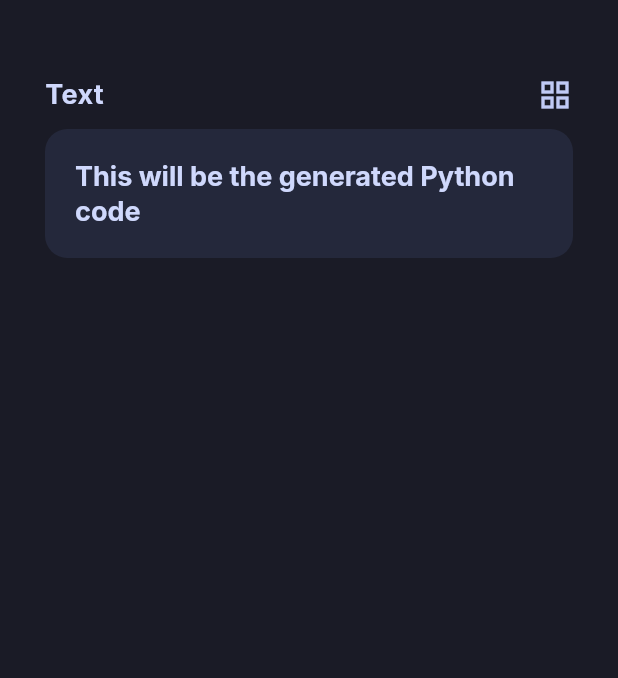
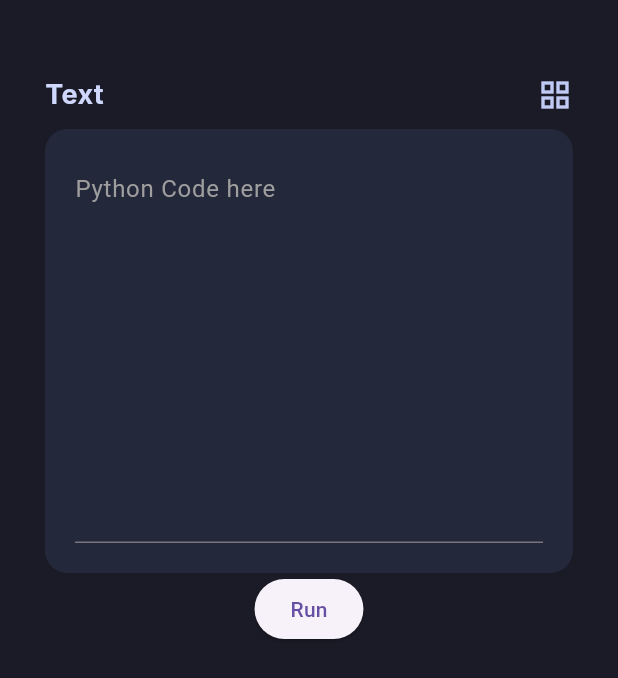
Before and after one commit to LedgeA/logicblock, a Flutter app: the CodeScreen screen opened directly, on a phone screen of 412 x 824 dp. Shown: the top 678 px of the screen. Run offline on Flutter 3.47's test engine with Material 3 defaults, Android fonts, the phone set to English and light mode, and no system bars; our stand-ins replace flutter_markdown_plus.

Commit message:
changed markdown body to textfield, added run button, changed widget from stateless to stateful, added run code function

```diff
--- a/lib/screens/code.dart
+++ b/lib/screens/code.dart
@@ -3,11 +3,26 @@ import 'package:flutter_markdown_plus/flutter_markdown_plus.dart';
 import 'package:logicblock/components/colors.dart';
 import 'package:logicblock/components/fonts.dart';
 
-class CodeScreen extends StatelessWidget {
+import '../python_service.dart';
+import 'output.dart';
+
+class CodeScreen extends StatefulWidget {
 
   static const String text = '''
   ## This will be the generated Python code
   ''';
+
+  @override
+  State<CodeScreen> createState() => _CodeScreenState();
+}
+
+class _CodeScreenState extends State<CodeScreen> {
+  TextEditingController controller = TextEditingController();
+
+  Future<String> runCode() async {
+    String result = await PythonService.runPython(controller.text);
+    return result;
+  }
 
   @override
   Widget build(BuildContext context) {
@@ -38,31 +53,51 @@ class CodeScreen extends StatelessWidget {
               color: AppColors.surfaceOne,
               borderRadius: BorderRadius.circular(15)
             ),
-            child: MarkdownBody  (
-              data: text,
-              softLineBreak: true,
-              styleSheet: MarkdownStyleSheet.fromTheme(Theme.of(context)).copyWith(
-                p: AppTexts.body,
-                h1: AppTexts.headingOne,
-                h2: AppTexts.headingTwo,
-                h3: AppTexts.headingThree,
-                listBullet: AppTexts.body,
-                textAlign: WrapAlignment.spaceBetween,
+            child:
+            TextField(
+              controller: controller,
+              maxLines: 10,
+              decoration: InputDecoration(
+                hintStyle: TextStyle(color: Colors.grey),
+                hintText: "Python Code here",
+              ),
+              style: TextStyle(color: Colors.white),
+            ),
+            // MarkdownBody  (
+            //   data: text,
+            //   softLineBreak: true,
+            //   styleSheet: MarkdownStyleSheet.fromTheme(Theme.of(context)).copyWith(
+            //     p: AppTexts.body,
+            //     h1: AppTexts.headingOne,
+            //     h2: AppTexts.headingTwo,
+            //     h3: AppTexts.headingThree,
+            //     listBullet: AppTexts.body,
+            //     textAlign: WrapAlignment.spaceBetween,
+            //
+            //     code: AppTexts.code,
+            //     codeblockDecoration: BoxDecoration(
+            //       color: AppColors.surfaceTwo,
+            //       borderRadius: BorderRadius.circular(8),
+            //     ),
+            //
+            //     codeblockPadding: const EdgeInsets.all(16),
+            //   ),
+            // ),
+          ),
+          ElevatedButton(
+              onPressed: () async {
+                String output = await runCode();
 
-                code: AppTexts.code,
-                codeblockDecoration: BoxDecoration(
-                  color: AppColors.surfaceTwo,
-                  borderRadius: BorderRadius.circular(8),
-                ),
-
-                codeblockPadding: const EdgeInsets.all(16),
-              ),
-            )
+                Navigator.push(
+                  context,
+                  MaterialPageRoute(builder: (context) => OutputScreen(isRunning: true, codeOutput: output)),
+                );
+              },
+              child: Text("Run")
           )
         ],
       ),
       )
     );
   }
-
 }
```
